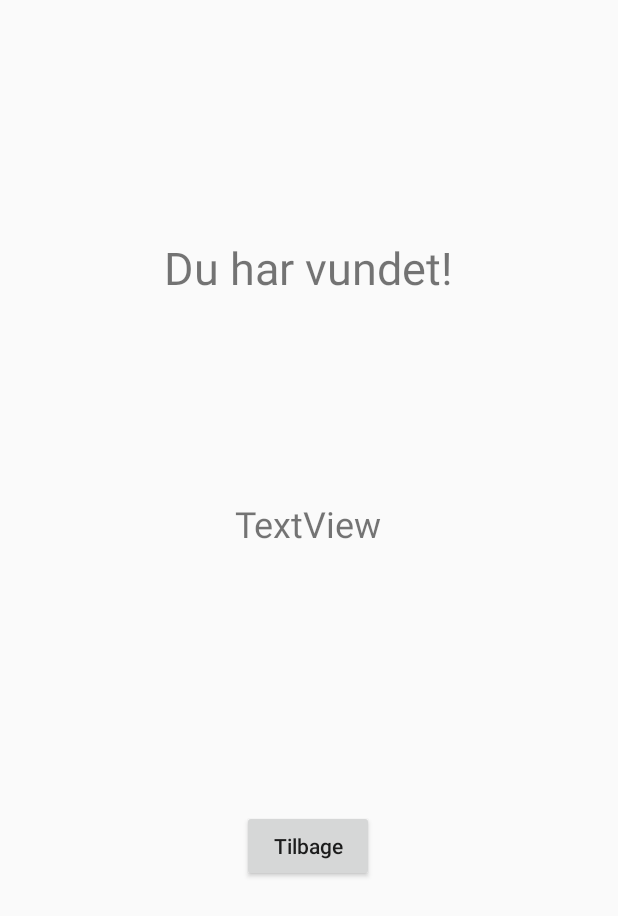
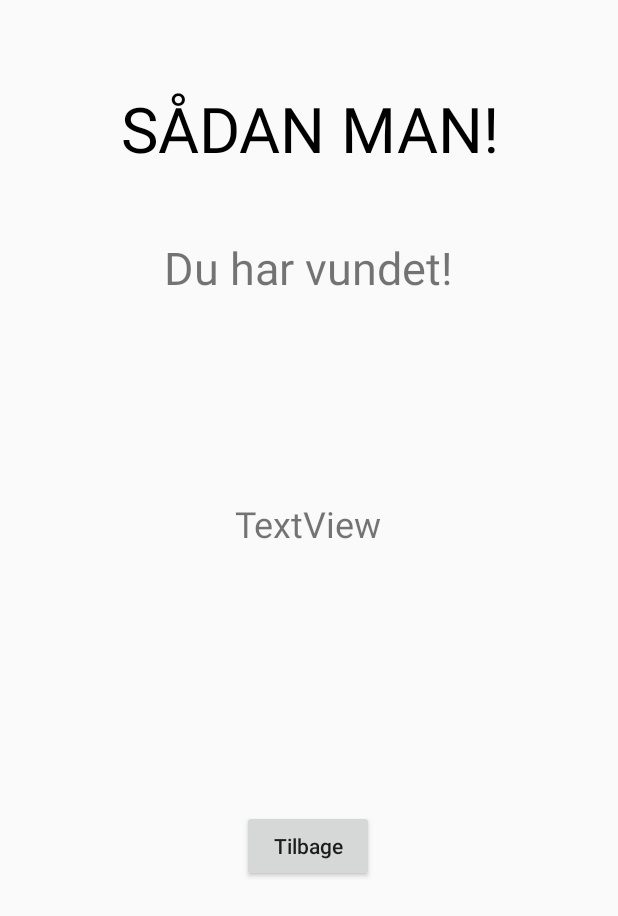
Before and after one commit to oliveruschultz/Galgeleg, an Android app: the WinningActivity screen opened directly, with no data from a screen before it, on a phone screen of 412 x 824 dp. Shown: the top 916 px of the screen. Run offline under Robolectric (Android 15) with nearby library versions, the phone set to English and light mode, and no system bars; 1 statement that could not run was skipped.

Commit message:
HighScore

```diff
--- a/app/src/main/java/com/example/brint_aflevering2/MainActivity.java
+++ b/app/src/main/java/com/example/brint_aflevering2/MainActivity.java
@@ -145,7 +145,7 @@ public class MainActivity extends AppCompatActivity implements View.OnClickListe
             startActivity(intent);
         } else if (v == rekord) {
             Intent intent = new Intent(this, HighScore.class);
-            intent.putExtra("Score", wincounter);
+            intent.putExtra("Score", wincounter-losscounter);
             startActivity(intent);
         }
         gæt.setText("");
--- a/app/src/main/java/com/example/brint_aflevering2/WinningActivity.java
+++ b/app/src/main/java/com/example/brint_aflevering2/WinningActivity.java
@@ -5,13 +5,15 @@ import androidx.appcompat.app.AppCompatActivity;
 import android.media.MediaPlayer;
 import android.os.Bundle;
 import android.view.View;
+import android.view.animation.AlphaAnimation;
+import android.view.animation.Animation;
 import android.widget.Button;
 import android.widget.TextView;
 
 
 public class WinningActivity extends AppCompatActivity implements View.OnClickListener {
 
-    private TextView antalGæt;
+    private TextView antalGæt, winAnimation;
     private Button restartButton;
 
     @Override
@@ -20,12 +22,14 @@ public class WinningActivity extends AppCompatActivity implements View.OnClickLi
         setContentView(R.layout.activity_winning);
         Bundle b = getIntent().getExtras();
 
+        winAnimation = findViewById(R.id.textViewGz);
+
         antalGæt = findViewById(R.id.antalGæt);
         antalGæt.setText("Ordet var " + b.getString("winningWord") + "\nDu brugte " + Integer.toString(b.getInt("antalGæt")) + " gæt");
 
         restartButton = findViewById(R.id.restartButton);
         restartButton.setOnClickListener (this);
-
+        turnOnTextBlink();
         playWinSound();
     }
 
@@ -40,4 +44,14 @@ public class WinningActivity extends AppCompatActivity implements View.OnClickLi
         finish();
 
     }
+
+    // @author: Lånt fra Clockradio-projekt.
+    public void turnOnTextBlink() {
+        Animation anim = new AlphaAnimation(0.0f, 1.0f);
+        anim.setDuration(1);
+        anim.setStartOffset(20);
+        anim.setRepeatMode(Animation.REVERSE);
+        anim.setRepeatCount(Animation.INFINITE);
+        winAnimation.startAnimation(anim);
+    }
 }
--- a/app/src/main/res/layout/activity_high_score.xml
+++ b/app/src/main/res/layout/activity_high_score.xml
@@ -11,7 +11,7 @@
     <TextView
         android:layout_width="wrap_content"
         android:layout_height="wrap_content"
-        android:text="High Score"
+        android:text="Din Score"
         android:textSize="40sp"/>
 
     <TextView
@@ -26,7 +26,7 @@
         android:id="@+id/highScore"
         android:layout_width="wrap_content"
         android:layout_height="wrap_content"
-        android:text="High Score: 1"
+        android:text="Højeste Score: 1"
         android:textSize="30sp"
         android:layout_marginTop="50sp"/>
 
--- a/app/src/main/res/layout/activity_winning.xml
+++ b/app/src/main/res/layout/activity_winning.xml
@@ -20,7 +20,19 @@
         app:layout_constraintTop_toTopOf="parent"
         app:layout_constraintVertical_bias="0.202" />
 
-
+    <TextView
+        android:id="@+id/textViewGz"
+        android:layout_width="wrap_content"
+        android:layout_height="wrap_content"
+        android:text="SÅDAN MAN!"
+        android:textAlignment="center"
+        android:textColor="@color/colorAccent"
+        android:textSize="42dp"
+        app:layout_constraintBottom_toBottomOf="parent"
+        app:layout_constraintEnd_toEndOf="parent"
+        app:layout_constraintStart_toStartOf="parent"
+        app:layout_constraintTop_toTopOf="parent"
+        app:layout_constraintVertical_bias="0.075" />
 
     <Button
         android:id="@+id/restartButton"
```
